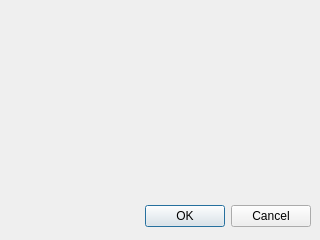
The window that appsettings.ui (Abijeet/screen-cap) describes before a commit, drawn with Qt 5.
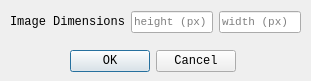
The same window after the commit.

Diff of the .ui file:
```diff
--- a/appsettings.ui
+++ b/appsettings.ui
@@ -5,20 +5,25 @@
    <rect>
     <x>0</x>
     <y>0</y>
-    <width>320</width>
-    <height>240</height>
+    <width>311</width>
+    <height>81</height>
    </rect>
   </property>
+  <property name="font">
+   <font>
+    <family>Monospace</family>
+   </font>
+  </property>
   <property name="windowTitle">
    <string>Dialog</string>
   </property>
   <widget class="QDialogButtonBox" name="buttonBox">
    <property name="geometry">
     <rect>
-     <x>10</x>
-     <y>200</y>
-     <width>301</width>
-     <height>32</height>
+     <x>70</x>
+     <y>50</y>
+     <width>166</width>
+     <height>22</height>
     </rect>
    </property>
    <property name="orientation">
@@ -28,6 +33,49 @@
     <set>QDialogButtonBox::Cancel|QDialogButtonBox::Ok</set>
    </property>
   </widget>
+  <widget class="QWidget" name="">
+   <property name="geometry">
+    <rect>
+     <x>10</x>
+     <y>10</y>
+     <width>291</width>
+     <height>24</height>
+    </rect>
+   </property>
+   <layout class="QHBoxLayout" name="hLayout_1">
+    <item>
+     <widget class="QLabel" name="lblImgDimensions">
+      <property name="text">
+       <string>Image Dimensions</string>
+      </property>
+     </widget>
+    </item>
+    <item>
+     <widget class="QLineEdit" name="txtImgHeight">
+      <property name="font">
+       <font>
+        <pointsize>8</pointsize>
+       </font>
+      </property>
+      <property name="placeholderText">
+       <string>height (px)</string>
+      </property>
+     </widget>
+    </item>
+    <item>
+     <widget class="QLineEdit" name="txtImgWidth">
+      <property name="font">
+       <font>
+        <pointsize>8</pointsize>
+       </font>
+      </property>
+      <property name="placeholderText">
+       <string>width (px)</string>
+      </property>
+     </widget>
+    </item>
+   </layout>
+  </widget>
  </widget>
  <resources/>
  <connections>
```
Left out of the diff: 7 changed lines with no effect on the pictures.
